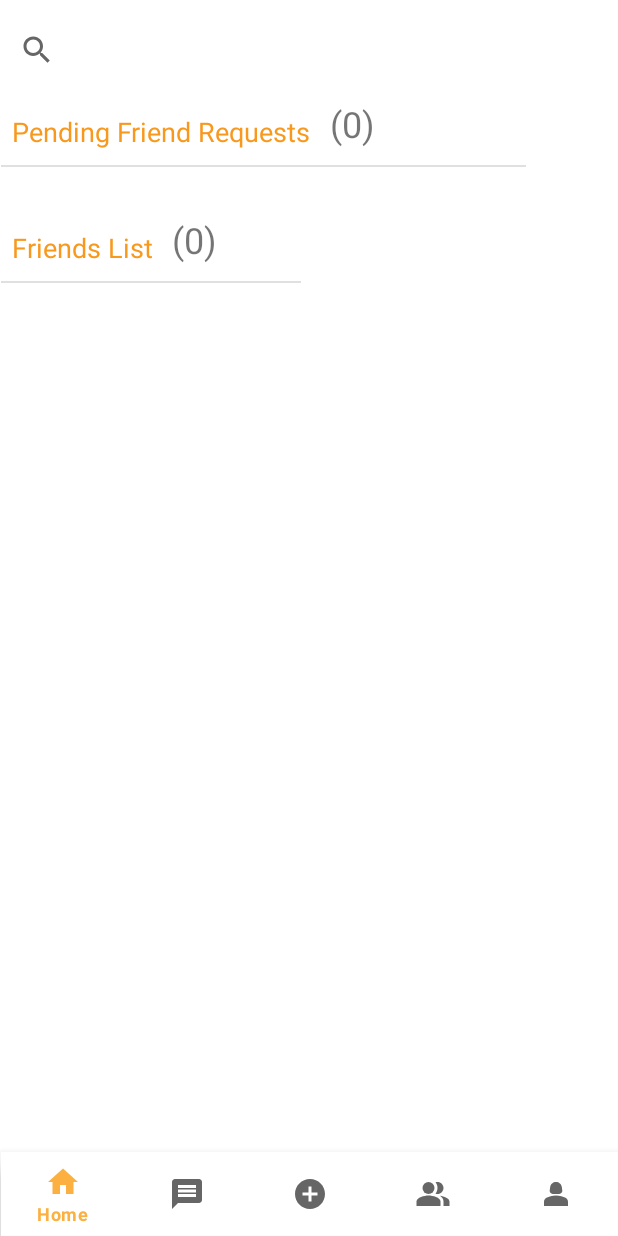
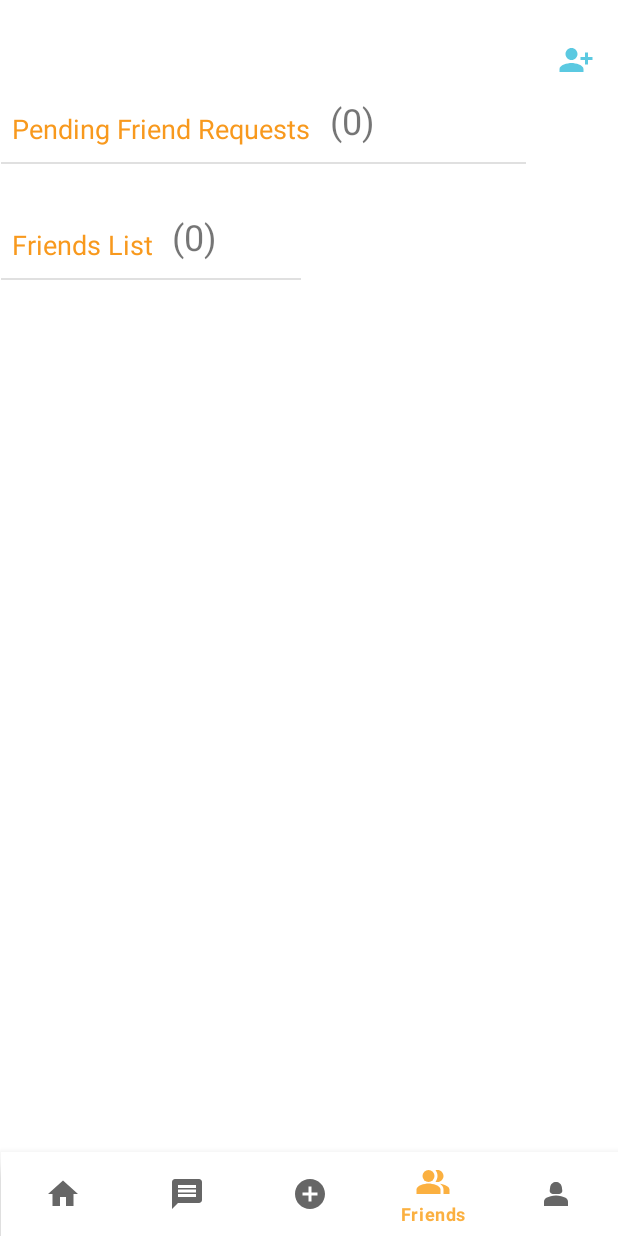
Before and after one commit to JDRoberts1/Safe-Travels, an Android app: the FriendsActivity screen opened directly, with no data from a screen before it, on a phone screen of 412 x 824 dp. Run offline under Robolectric (Android 15) with nearby library versions, the phone set to English and light mode, and no system bars; Roboto replaces fonts that are not available here.

```diff
--- a/app/src/main/java/com/fullsail/android/safetravels/FriendsActivity.java
+++ b/app/src/main/java/com/fullsail/android/safetravels/FriendsActivity.java
@@ -6,12 +6,15 @@ import androidx.appcompat.app.AppCompatActivity;
 import android.content.Intent;
 import android.os.Bundle;
 import android.view.MenuItem;
+import android.view.View;
+import android.widget.ImageButton;
 
 import com.google.android.material.bottomnavigation.BottomNavigationView;
 import com.google.android.material.navigation.NavigationBarView;
 
 public class FriendsActivity extends AppCompatActivity {
 
+    ImageButton addBttn;
     BottomNavigationView navView;
 
     @Override
@@ -19,12 +22,20 @@ public class FriendsActivity extends AppCompatActivity {
         super.onCreate(savedInstanceState);
         setContentView(R.layout.activity_friends);
 
+        addBttn = findViewById(R.id.add_Friends_Button);
         setUpBottomNav();
     }
 
+    View.OnClickListener addClick = new View.OnClickListener() {
+        @Override
+        public void onClick(View v) {
+            startActivity(new Intent(FriendsActivity.this, ));
+        }
+    };
+
     public void setUpBottomNav(){
         navView = findViewById(R.id.nav_view);
-        navView.setSelectedItemId(R.id.navigation_home);
+        navView.setSelectedItemId(R.id.navigation_friends);
 
         navView.setOnItemSelectedListener(new NavigationBarView.OnItemSelectedListener() {
             @Override
--- a/app/src/main/java/com/fullsail/android/safetravels/UserMessageSearchActivity.java
+++ b/app/src/main/java/com/fullsail/android/safetravels/UserMessageSearchActivity.java
@@ -59,6 +59,7 @@ public class UserMessageSearchActivity extends AppCompatActivity {
         usersListView.setAdapter(adpt);
     }
 
+    // Set up Item on click listener
     AdapterView.OnItemClickListener userCLick = new AdapterView.OnItemClickListener() {
         @Override
         public void onItemClick(AdapterView<?> parent, View view, int position, long id) {
@@ -66,9 +67,11 @@ public class UserMessageSearchActivity extends AppCompatActivity {
             Intent i = new Intent(UserMessageSearchActivity.this, ConversationActivity.class);
             i.putExtra(TAG, selectedUser);
             startActivity(i);
+            overridePendingTransition(0,0);
         }
     };
 
+    // Set up OnQueryTextListener
     SearchView.OnQueryTextListener query = new SearchView.OnQueryTextListener() {
         @Override
         public boolean onQueryTextSubmit(String query) {
@@ -100,8 +103,6 @@ public class UserMessageSearchActivity extends AppCompatActivity {
         }
     };
 
-    // TODO: Set up Item on click listener
-
     // Method to retrieve users from Firebase Collection
     public void getUsers(){
         cR.addSnapshotListener(new EventListener<QuerySnapshot>() {
--- a/app/src/main/java/com/fullsail/android/safetravels/UserProfileActivity.java
+++ b/app/src/main/java/com/fullsail/android/safetravels/UserProfileActivity.java
@@ -20,7 +20,6 @@ public class UserProfileActivity extends AppCompatActivity {
         super.onCreate(savedInstanceState);
         setContentView(R.layout.activity_user_profile);
         setUpBottomNav();
-
     }
 
     public void setUpBottomNav(){
@@ -50,10 +49,6 @@ public class UserProfileActivity extends AppCompatActivity {
                         Intent i = new Intent(getApplicationContext(), FriendsActivity.class);
                         startActivity(i);
                     }
-                    else if (item.getItemId() == R.id.navigation_profile){
-                        Intent i = new Intent(getApplicationContext(), UserProfileActivity.class);
-                        startActivity(i);
-                    }
                     overridePendingTransition(0,0);
                     return true;
                 }
--- /dev/null
+++ b/app/src/main/res/drawable/ic_baseline_person_add_alt_1_24.xml
@@ -0,0 +1,5 @@
+<vector android:height="24dp" android:tint="#5BC9E1"
+    android:viewportHeight="24" android:viewportWidth="24"
+    android:width="24dp" xmlns:android="http://schemas.android.com/apk/res/android">
+    <path android:fillColor="@android:color/white" android:pathData="M13,8c0,-2.21 -1.79,-4 -4,-4S5,5.79 5,8s1.79,4 4,4S13,10.21 13,8zM15,10v2h3v3h2v-3h3v-2h-3V7h-2v3H15zM1,18v2h16v-2c0,-2.66 -5.33,-4 -8,-4S1,15.34 1,18z"/>
+</vector>
--- a/app/src/main/res/drawable/ic_baseline_add_24_blue.xml
+++ b/app/src/main/res/drawable/ic_baseline_person_remove_alt_1_24.xml
@@ -1,5 +1,5 @@
-<vector android:height="24dp" android:tint="#14DDEC"
+<vector android:height="24dp" android:tint="#5BC9E1"
     android:viewportHeight="24" android:viewportWidth="24"
     android:width="24dp" xmlns:android="http://schemas.android.com/apk/res/android">
-    <path android:fillColor="@android:color/white" android:pathData="M19,13h-6v6h-2v-6H5v-2h6V5h2v6h6v2z"/>
+    <path android:fillColor="@android:color/white" android:pathData="M14,8c0,-2.21 -1.79,-4 -4,-4S6,5.79 6,8s1.79,4 4,4S14,10.21 14,8zM17,10v2h6v-2H17zM2,18v2h16v-2c0,-2.66 -5.33,-4 -8,-4S2,15.34 2,18z"/>
 </vector>
--- a/app/src/main/res/layout/activity_conversation.xml
+++ b/app/src/main/res/layout/activity_conversation.xml
@@ -30,7 +30,7 @@
             android:layout_margin="10dp"
             android:layout_weight="1"
             android:padding="10dp"
-            android:text="Conversation"
+            android:text="@string/label_conversation"
             android:textAlignment="viewStart"
             android:textSize="24sp" />
 
@@ -53,7 +53,7 @@
         android:layout_weight="1"
         android:ems="10"
         android:gravity="start|top"
-        android:hint="Type Message . . ."
+        android:hint="@string/prompt_type_message"
         android:importantForAutofill="no"
         android:inputType="textMultiLine"
         android:minHeight="48dp"
@@ -69,7 +69,7 @@
         android:layout_weight="1"
         android:backgroundTint="@color/orange_700"
         android:clickable="true"
-        android:contentDescription="send message"
+        android:contentDescription="@string/action_send_message"
         android:src="@drawable/ic_baseline_send_24"
         app:layout_constraintBottom_toBottomOf="parent"
         app:layout_constraintEnd_toEndOf="parent"
--- a/app/src/main/res/layout/activity_friends.xml
+++ b/app/src/main/res/layout/activity_friends.xml
@@ -6,28 +6,17 @@
     android:layout_height="match_parent"
     tools:context=".FriendsActivity">
 
-    <SearchView
-        android:id="@+id/userSearchView"
-        android:layout_width="411dp"
-        android:layout_height="50dp"
-        android:layout_marginTop="8dp"
-        android:queryHint="Search Users"
-        app:layout_constraintEnd_toEndOf="parent"
-        app:layout_constraintStart_toStartOf="parent"
-        app:layout_constraintTop_toTopOf="parent" />
-
     <LinearLayout
         android:id="@+id/linearLayout2"
         android:layout_width="0dp"
         android:layout_height="wrap_content"
         android:layout_marginStart="8dp"
-        android:layout_marginTop="8dp"
         android:gravity="center|start"
         android:orientation="horizontal"
         app:layout_constraintEnd_toEndOf="parent"
         app:layout_constraintHorizontal_bias="0.0"
         app:layout_constraintStart_toStartOf="parent"
-        app:layout_constraintTop_toBottomOf="@+id/userSearchView">
+        app:layout_constraintTop_toBottomOf="@+id/add_Friends_Button">
 
         <TextView
             android:id="@+id/pending_Friends_Label"
@@ -126,5 +115,19 @@
         app:layout_constraintStart_toStartOf="parent"
         app:menu="@menu/bottom_nav_menu" />
 
+    <ImageButton
+        android:id="@+id/add_Friends_Button"
+        android:layout_width="wrap_content"
+        android:layout_height="wrap_content"
+        android:layout_marginStart="364dp"
+        android:layout_marginTop="16dp"
+        android:layout_marginEnd="8dp"
+        android:backgroundTint="#00FFFFFF"
+        android:minHeight="48dp"
+        app:layout_constraintEnd_toEndOf="parent"
+        app:layout_constraintStart_toStartOf="parent"
+        app:layout_constraintTop_toTopOf="parent"
+        app:srcCompat="@drawable/ic_baseline_person_add_alt_1_24" />
+
 
 </androidx.constraintlayout.widget.ConstraintLayout>
--- a/app/src/main/res/values/strings.xml
+++ b/app/src/main/res/values/strings.xml
@@ -75,6 +75,9 @@
     <string name="warning_login_failed">"Login failed"</string>
     <string name="warning_empty_field">All fields are required</string>
     <string name="default_counter_label">(0)</string>
+    <string name="label_conversation">Conversation</string>
+    <string name="prompt_type_message">Type Message . . .</string>
+    <string name="action_send_message">send message</string>
 
     <!-- App Just Added-->
 
```
Also changed, not shown: app/src/main/AndroidManifest.xml (+7 -5 lines), app/src/main/java/com/fullsail/android/safetravels/ProfileActivity.java (added, +14 -0 lines), app/src/main/java/com/fullsail/android/safetravels/UserFriendSearchActivity.java (+7 -2 lines), app/src/main/res/layout/activity_profile.xml (added, +117 -0 lines).
